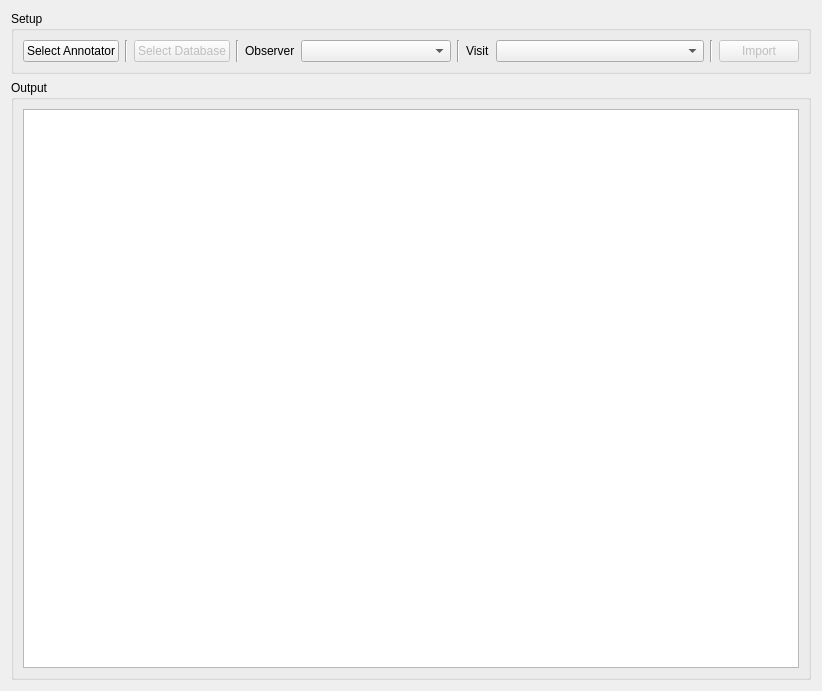
Before: the Qt Designer form fobs/central_widget.ui in persts/FirstObserver, drawn with Qt 5.
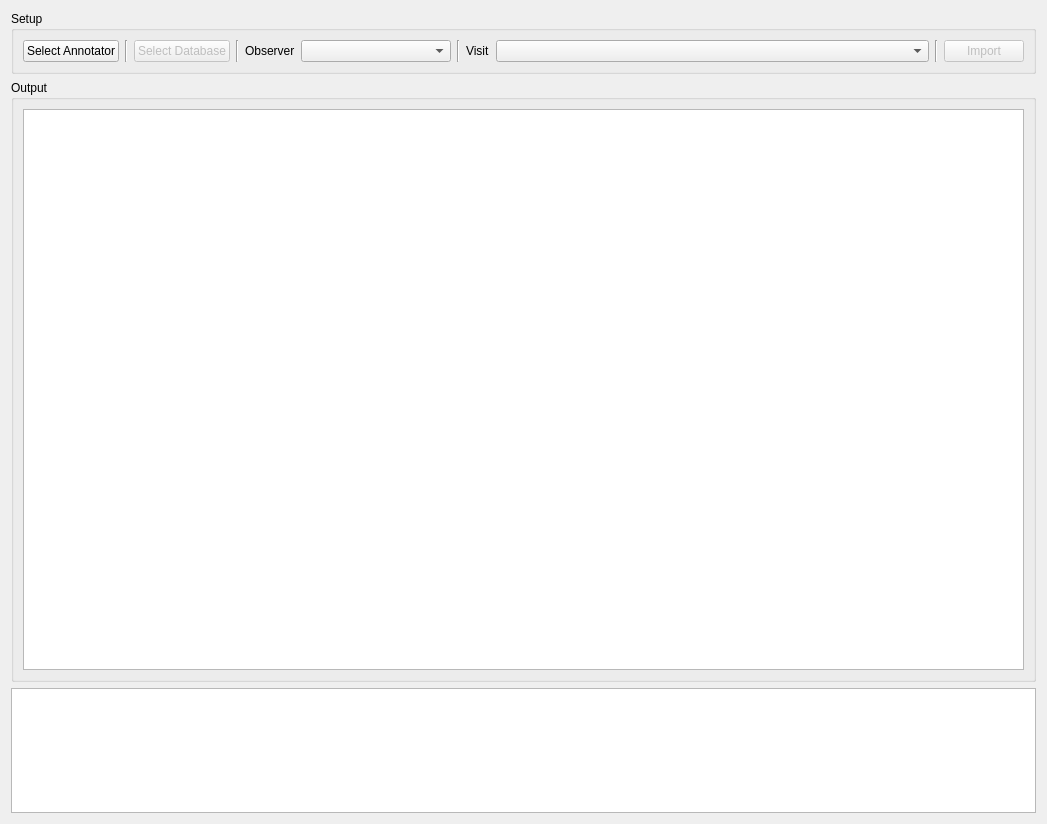
After: the same form once the commit is applied.

Commit message: Added basic visual display during import

The edit to the form file:
```diff
--- a/fobs/central_widget.ui
+++ b/fobs/central_widget.ui
@@ -6,8 +6,8 @@
    <rect>
     <x>0</x>
     <y>0</y>
-    <width>818</width>
-    <height>680</height>
+    <width>1047</width>
+    <height>824</height>
    </rect>
   </property>
   <property name="windowTitle">
@@ -131,11 +131,27 @@
      </property>
      <layout class="QVBoxLayout" name="verticalLayout_2">
       <item>
-       <widget class="QTextBrowser" name="textBrowser"/>
+       <widget class="QGraphicsView" name="graphicsView"/>
       </item>
      </layout>
     </widget>
    </item>
+   <item>
+    <widget class="QTextBrowser" name="textBrowser">
+     <property name="minimumSize">
+      <size>
+       <width>0</width>
+       <height>0</height>
+      </size>
+     </property>
+     <property name="maximumSize">
+      <size>
+       <width>16777215</width>
+       <height>125</height>
+      </size>
+     </property>
+    </widget>
+   </item>
   </layout>
  </widget>
  <resources/>
```
The commit also changes 1 other file.
